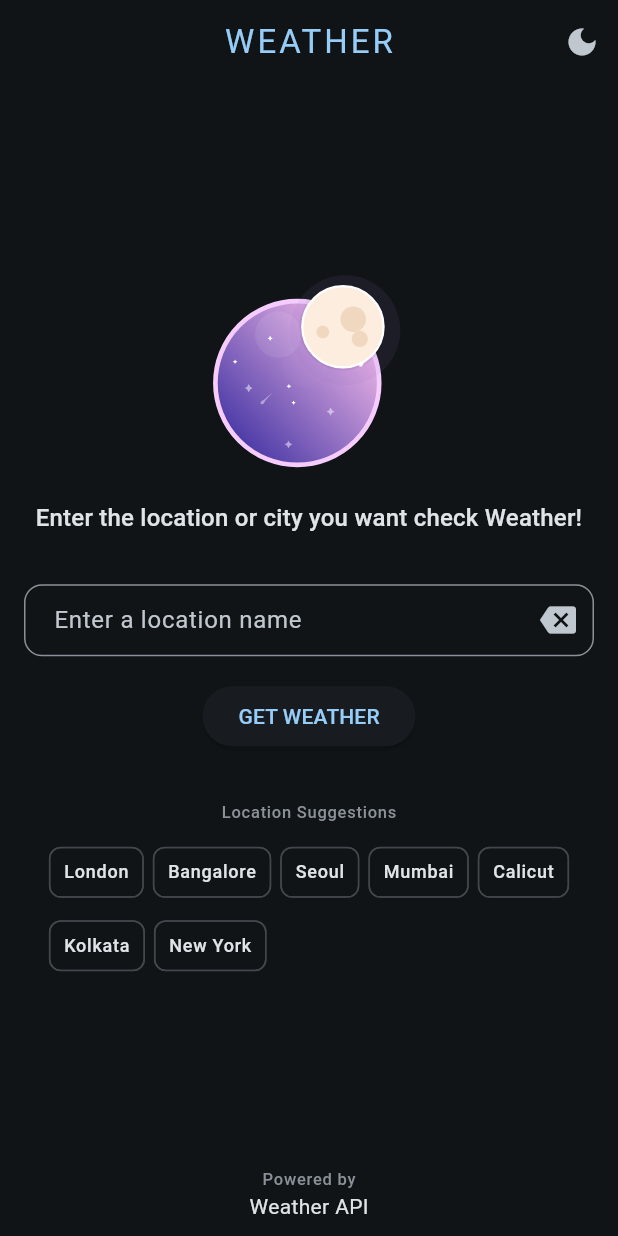
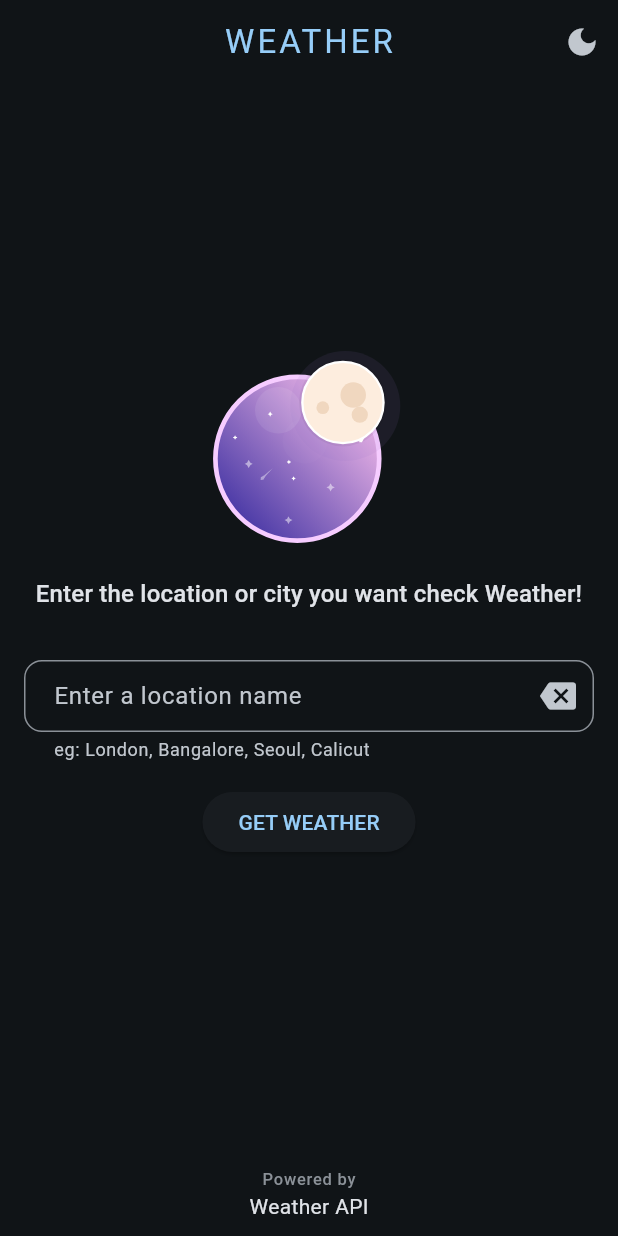
Before and after one commit to shabeen07/weather_app, a Flutter app: the screen it shows after launch, on a phone screen of 412 x 824 dp. Run offline on Flutter 3.47's test engine with Material 3 defaults, Android fonts, the phone set to English and light mode, and no system bars; our stand-ins replace bloc, equatable, flutter_bloc, lottie.

Commit message:
- Design changes part-2

```diff
--- a/lib/screens/location_selection/location_selection.dart
+++ b/lib/screens/location_selection/location_selection.dart
@@ -18,17 +18,6 @@ class _LocationSelectionPageState extends State<LocationSelectionPage> {
 
   /// form key for validation
   final _formKey = GlobalKey<FormState>();
-
-  /// location suggestions
-  static const locations = [
-    'London',
-    'Bangalore',
-    'Seoul',
-    'Mumbai',
-    'Calicut',
-    'Kolkata',
-    'New York',
-  ];
 
   @override
   Widget build(BuildContext context) {
@@ -87,10 +76,10 @@ class _LocationSelectionPageState extends State<LocationSelectionPage> {
                 ),
               );
             }
-            return Center(
-              child: Form(
-                key: _formKey,
-                child: Padding(
+            return Form(
+              key: _formKey,
+              child: Center(
+                child: SingleChildScrollView(
                   padding: const EdgeInsets.symmetric(horizontal: 16),
                   child: Column(
                     mainAxisAlignment: MainAxisAlignment.center,
@@ -119,6 +108,7 @@ class _LocationSelectionPageState extends State<LocationSelectionPage> {
                         decoration: InputDecoration(
                             contentPadding:
                                 const EdgeInsets.symmetric(horizontal: 16),
+                            helperText: 'eg: London, Bangalore, Seoul, Calicut',
                             suffixIcon: IconButton(
                               onPressed: () {
                                 controller.clear(); // clear text
@@ -140,38 +130,6 @@ class _LocationSelectionPageState extends State<LocationSelectionPage> {
                           },
                           child: Text('Get Weather'.toUpperCase())),
                       const SizedBox(height: 32),
-                      Text(
-                        'Location Suggestions',
-                        style: Theme.of(context).textTheme.labelSmall?.copyWith(
-                            color: Theme.of(context).colorScheme.outline),
-                        textAlign: TextAlign.start,
-                      ),
-                      const SizedBox(height: 8),
-                      Wrap(
-                          runSpacing: 1.0,
-                          spacing: 2.0,
-                          children: locations
-                              .map((e) => Padding(
-                                    padding: const EdgeInsets.symmetric(
-                                        horizontal: 2.0),
-                                    child: ActionChip(
-                                      padding: const EdgeInsets.all(1),
-                                      label: Text(
-                                        e,
-                                        style: Theme.of(context)
-                                            .textTheme
-                                            .labelMedium,
-                                      ),
-                                      avatar: null,
-                                      onPressed: () {
-                                        /// fetch weather from suggestions
-                                        context
-                                            .read<LocationSelectionBloc>()
-                                            .add(FetchWeatherEvent(e));
-                                      },
-                                    ),
-                                  ))
-                              .toList()),
                     ],
                   ),
                 ),
--- a/lib/screens/weather_display/weather_display.dart
+++ b/lib/screens/weather_display/weather_display.dart
@@ -152,7 +152,7 @@ class _WeatherDisplayPageState extends State<WeatherDisplayPage> {
         crossAxisAlignment: CrossAxisAlignment.start,
         children: [
           const SizedBox(height: 16),
-          Text('Current Condition',style: Theme.of(context).textTheme.titleLarge,),
+          Text('Current Conditions',style: Theme.of(context).textTheme.titleLarge,),
           const SizedBox(height: 8),
           Row(
             children: [
@@ -202,6 +202,7 @@ class _WeatherDisplayPageState extends State<WeatherDisplayPage> {
               ),
             ],
           ),
+          const SizedBox(height: 4),
           Row(
             children: [
               Expanded(
```
